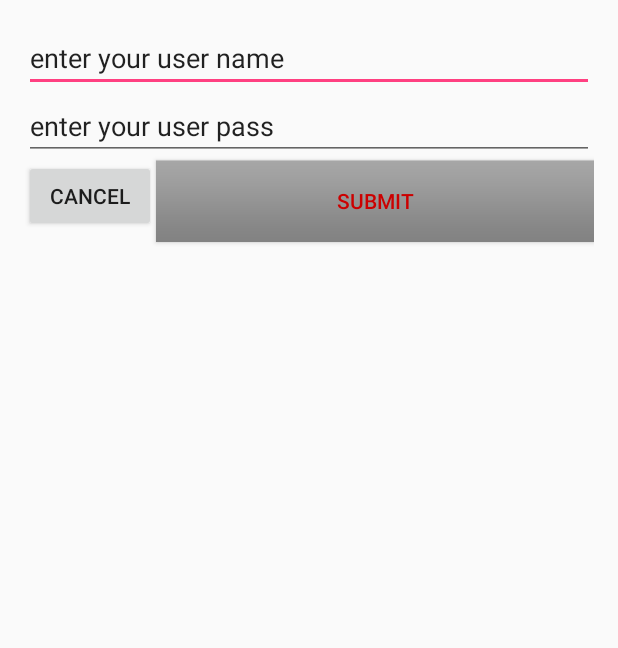
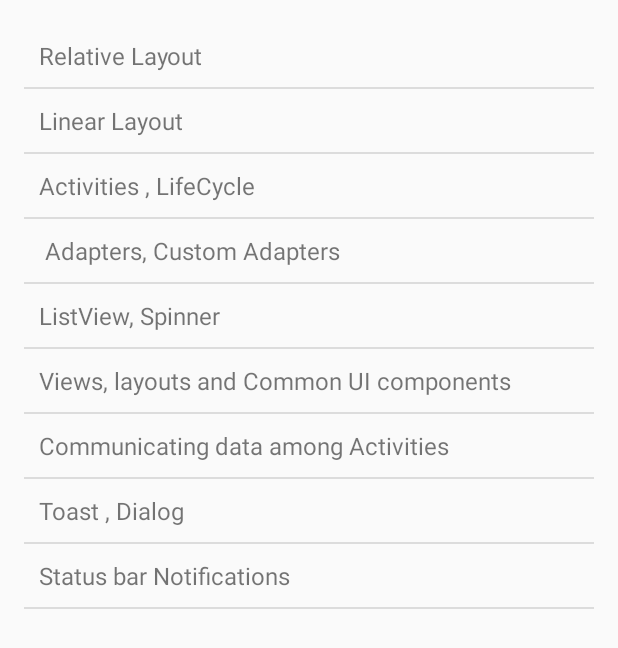
Before and after one commit to subrahmanyamkavvala/Android-Lession, an Android app: the screen it shows after launch (MainActivity), on a phone screen of 412 x 824 dp. Shown: the top 648 px of the screen. Run offline under Robolectric (Android 15) with nearby library versions, the phone set to English and light mode, and no system bars.

Commit message:
The Activty Toast,Dialog lession

```diff
--- a/app/build.gradle
+++ b/app/build.gradle
@@ -2,7 +2,7 @@ apply plugin: 'com.android.application'
 
 android {
     compileSdkVersion 24
-    buildToolsVersion "23.0.3"
+    buildToolsVersion '24.0.3'
 
     defaultConfig {
         applicationId "com.practice"
@@ -20,7 +20,7 @@ android {
 }
 
 dependencies {
-    compile fileTree(dir: 'libs', include: ['*.jar'])
+    compile fileTree(include: ['*.jar'], dir: 'libs')
     testCompile 'junit:junit:4.12'
     compile 'com.android.support:appcompat-v7:24.0.0-beta1'
 }
--- a/app/src/main/AndroidManifest.xml
+++ b/app/src/main/AndroidManifest.xml
@@ -11,9 +11,12 @@
         <activity android:name=".MainActivity">
             <intent-filter>
                 <action android:name="android.intent.action.MAIN" />
+
                 <category android:name="android.intent.category.LAUNCHER" />
             </intent-filter>
         </activity>
+        <activity android:name=".RelativeLayoutActivity" />
+        <activity android:name=".ToastDialog"></activity>
     </application>
 
 </manifest>
--- a/app/src/main/java/com/practice/MainActivity.java
+++ b/app/src/main/java/com/practice/MainActivity.java
@@ -1,60 +1,61 @@
 package com.practice;
 
 import android.app.Activity;
+import android.content.Intent;
 import android.support.v7.app.AppCompatActivity;
 import android.os.Bundle;
 import android.util.Log;
 import android.view.View;
+import android.widget.AdapterView;
+import android.widget.ArrayAdapter;
 import android.widget.Button;
 import android.widget.EditText;
+import android.widget.ListView;
 
-public class MainActivity extends Activity implements View.OnClickListener{
+import java.util.ArrayList;
+import java.util.Arrays;
 
-    Button cancel,submit;
-    EditText userName,password;
+public class MainActivity extends Activity implements AdapterView.OnItemClickListener{
+    private static final String TAG = "MainActivity";
+    private String[] planets = new String[] { "Relative Layout", "Linear Layout", "Activities , LifeCycle"," Adapters, " +
+            "Custom Adapters", "ListView, Spinner","Views, layouts and Common UI components",
+            "Communicating data among Activities", "Toast , Dialog", "Status bar Notifications"};
+    private ArrayList<String> planetList = new ArrayList<String>();
+
+    ListView practiceListView;
+
+    ArrayAdapter<String> listAdapter;
 
     @Override
     protected void onCreate(Bundle savedInstanceState) {
         super.onCreate(savedInstanceState);
         setContentView(R.layout.activity_main);
-        cancel = (Button)findViewById(R.id.button) ;
-        submit = (Button)findViewById(R.id.button2) ;
-        userName = (EditText)findViewById(R.id.userName) ;
-        password = (EditText)findViewById(R.id.editText2) ;
 
-        userName.setText("enter your user name");
-        password.setText("enter your user pass");
+        planetList.addAll( Arrays.asList(planets));
 
-        cancel.setOnClickListener(new View.OnClickListener() {
-            @Override
-            public void onClick(View v) {
+        practiceListView = (ListView)findViewById(R.id.mainListView) ;
 
-                Log.d("MainActivity","onclicke what u want to do ?");
-                String username= userName.getText().toString();
-                String pass = password.getText().toString();
-                Log.d("MainActivity","username "+username);
-                Log.d("MainActivity","passs  "+pass);
-
-
-            }
-        });
-
-        submit.setOnClickListener(this);
-
-
-        Log.d("MainActivity","OnCreate Called");
-
+        listAdapter = new ArrayAdapter<String>(this, R.layout.simplerow, planetList);
+        // Set the ArrayAdapter as the ListView's adapter.
+        practiceListView.setAdapter( listAdapter );
+        practiceListView.setOnItemClickListener(this);
 
 
     }
 
     @Override
-    public void onClick(View v) {
-        Log.d("MainActivity","summit clicked ");
-        String username= userName.getText().toString();
-        String pass = password.getText().toString();
-        Log.d("MainActivity","username "+username);
-        Log.d("MainActivity","passs  "+pass);
+    public void onItemClick(AdapterView<?> adapterView, View view, int position, long l) {
+        Log.d(TAG,"onitemClicekd : "+position);
+        switch (position){
+            case 0:
+                Intent intent = new Intent(this,RelativeLayoutActivity.class);
+                startActivity(intent);
+                break;
+            case 1:
+                Intent intent2 = new Intent(this,ToastDialog.class);
+                startActivity(intent2);
+                break;
+        }
 
     }
 }
--- /dev/null
+++ b/app/src/main/res/drawable/drawable.xml
@@ -0,0 +1,4 @@
+<?xml version="1.0" encoding="utf-8"?>
+<selector xmlns:android="http://schemas.android.com/apk/res/android">
+
+</selector>
--- a/app/src/main/res/layout/activity_main.xml
+++ b/app/src/main/res/layout/activity_main.xml
@@ -9,44 +9,9 @@
     android:paddingTop="@dimen/activity_vertical_margin"
     tools:context="com.practice.MainActivity">
 
-    <EditText
+    <ListView
+        android:id="@+id/mainListView"
         android:layout_width="fill_parent"
-        android:layout_height="wrap_content"
-        android:id="@+id/userName"
-        android:hint="user Name"
-        android:layout_alignParentTop="true"
+        android:layout_height="fill_parent"></ListView>
 
-         />
-
-    <EditText
-        android:layout_width="fill_parent"
-        android:layout_height="wrap_content"
-
-        android:hint="User PassWord"
-        android:id="@+id/editText2"
-        android:layout_below="@+id/userName"
-        android:layout_alignLeft="@+id/userName"
-         />
-
-    <Button
-        android:layout_width="wrap_content"
-        android:layout_height="wrap_content"
-        android:text="Cancel"
-        android:id="@+id/button"
-        android:layout_below="@+id/editText2"
-        android:layout_alignParentLeft="true"
-        android:layout_alignParentStart="true" />
-
-    <Button
-        android:layout_width="fill_parent"
-        android:layout_height="wrap_content"
-        android:text="Submit"
-        android:background="@android:drawable/bottom_bar"
-        android:textColor="@android:color/holo_red_dark"
-        android:id="@+id/button2"
-        android:layout_below="@+id/editText2"
-        android:layout_alignParentRight="true"
-        android:layout_alignParentEnd="true"
-        android:layout_toRightOf="@+id/button"
-        />
 </RelativeLayout>
--- /dev/null
+++ b/app/src/main/res/layout/simplerow.xml
@@ -0,0 +1,7 @@
+<TextView xmlns:android="http://schemas.android.com/apk/res/android"
+    android:id="@+id/rowTextView"
+    android:layout_width="fill_parent"
+    android:layout_height="wrap_content"
+    android:padding="10dp"
+    android:textSize="16sp" >
+</TextView>
--- /dev/null
+++ b/settings.gradle
@@ -0,0 +1 @@
+include ':app'
```
Also changed, not shown: app/src/main/gen/com/practice/BuildConfig.java (added, +8 -0 lines), app/src/main/gen/com/practice/Manifest.java (added, +7 -0 lines), app/src/main/gen/com/practice/R.java (added, +7 -0 lines), app/src/main/java/com/practice/RelativeLayoutActivity.java (added, +56 -0 lines), app/src/main/java/com/practice/ToastDialog.java (added, +128 -0 lines), app/src/main/res/layout/activity_relative_layout.xml (added, +53 -0 lines), app/src/main/res/layout/activity_toast_dialog.xml (added, +38 -0 lines), build.gradle (added, +23 -0 lines), gradle.properties (added, +18 -0 lines), app/src/main/res/drawable/small.png (added), gradle/wrapper/gradle-wrapper.properties (added), 4 other files. Lines whose indentation alone changed are shown as unchanged.
